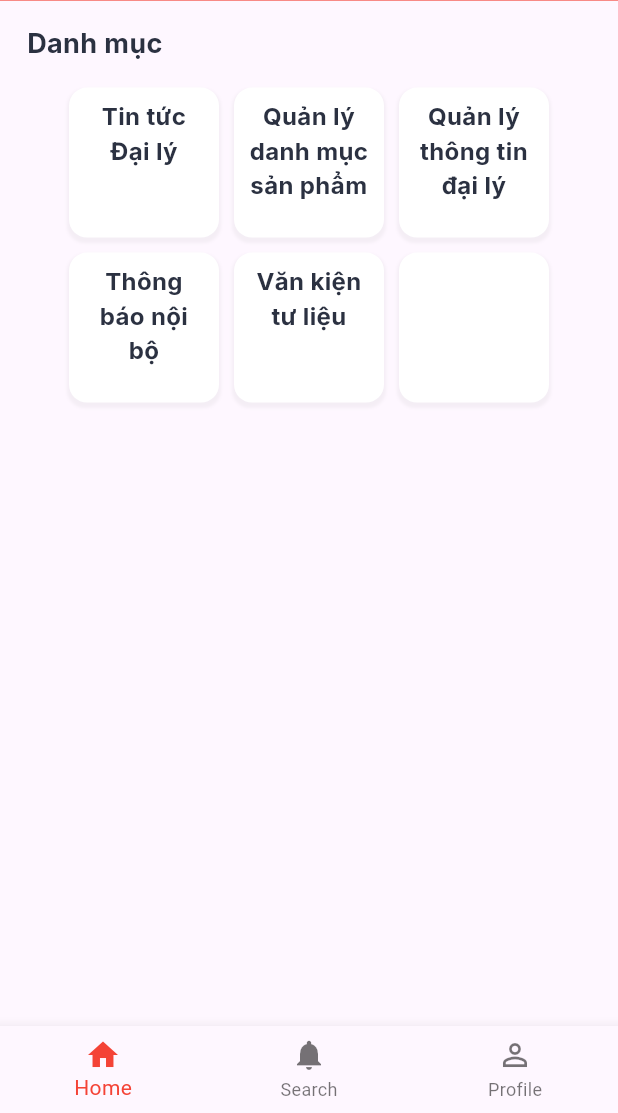
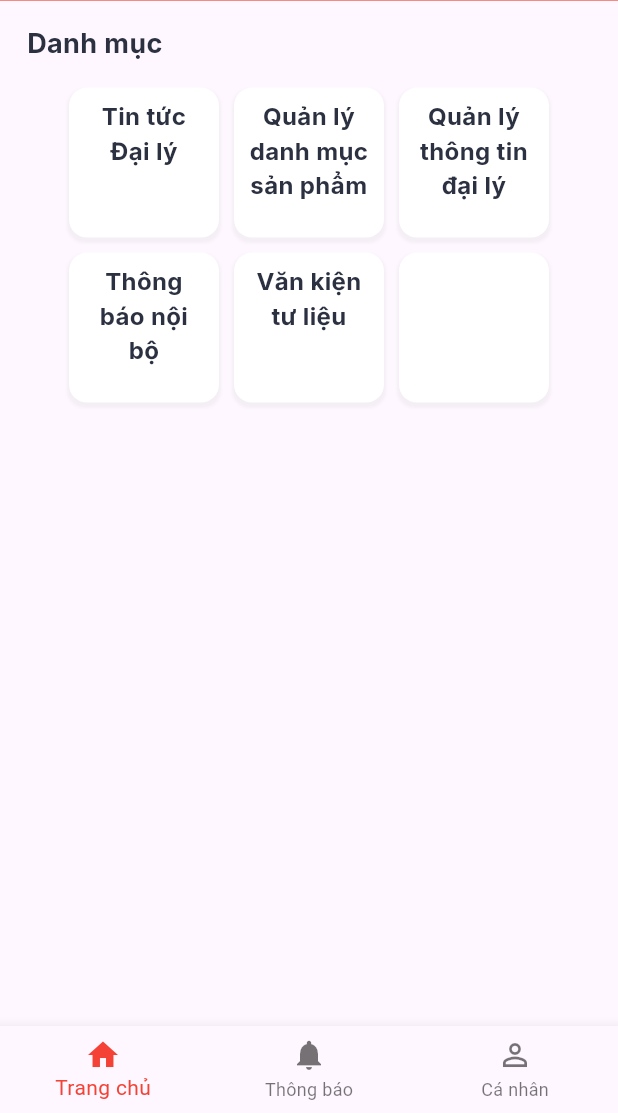
Before and after one commit to bantrungrong/DA_CNTT_nhom8, a Flutter app: the screen it shows after launch, on a phone screen of 412 x 824 dp, the part 123-1236 px from its top. Run offline on Flutter 3.47's test engine with Material 3 defaults, Android fonts, the phone set to English and light mode, and no system bars; our stand-ins replace dotted_border, equatable, flutter_easyloading, fluttertoast, gap, get and 4 more; missing offline and left inert: webview_flutter_plus.

```diff
--- a/lib/app/modules/home/home_view.dart
+++ b/lib/app/modules/home/home_view.dart
@@ -137,19 +137,19 @@ class HomePage extends GetView<HomeController> {
                 icon: Icon(selectedIndex.value == 0
                     ? selectedIcons[0]
                     : unselectedIcons[0]),
-                label: 'Home',
+                label: 'Trang chủ',
               ),
               BottomNavigationBarItem(
                 icon: Icon(selectedIndex.value == 1
                     ? selectedIcons[1]
                     : unselectedIcons[1]),
-                label: 'Search',
+                label: 'Thông báo',
               ),
               BottomNavigationBarItem(
                 icon: Icon(selectedIndex.value == 2
                     ? selectedIcons[2]
                     : unselectedIcons[2]),
-                label: 'Profile',
+                label: 'Cá nhân',
               ),
             ],
             currentIndex: selectedIndex.value,
--- a/pubspec.yaml
+++ b/pubspec.yaml
@@ -44,6 +44,10 @@ dependencies:
   gap:
   http: ^1.2.0
   fluttertoast: ^8.0.7
+  # firebase_core: ^2.23.0
+  # cloud_firestore: ^4.8.2
+  # firebase_auth: ^4.6.3
+  # firebase_storage: ^11.2.4
   # The following adds the Cupertino Icons font to your application.
   # Use with the CupertinoIcons class for iOS style icons.
 
```
Also changed, not shown: lib/app/modules/login_controller.dart (added, +13 -0 lines), lib/app/screen/login_screen/login_screen.dart (+26 -31 lines), lib/main.dart (+15 -8 lines), firebase.json (added), lib/firebase_options.dart (added), 4 other files.
